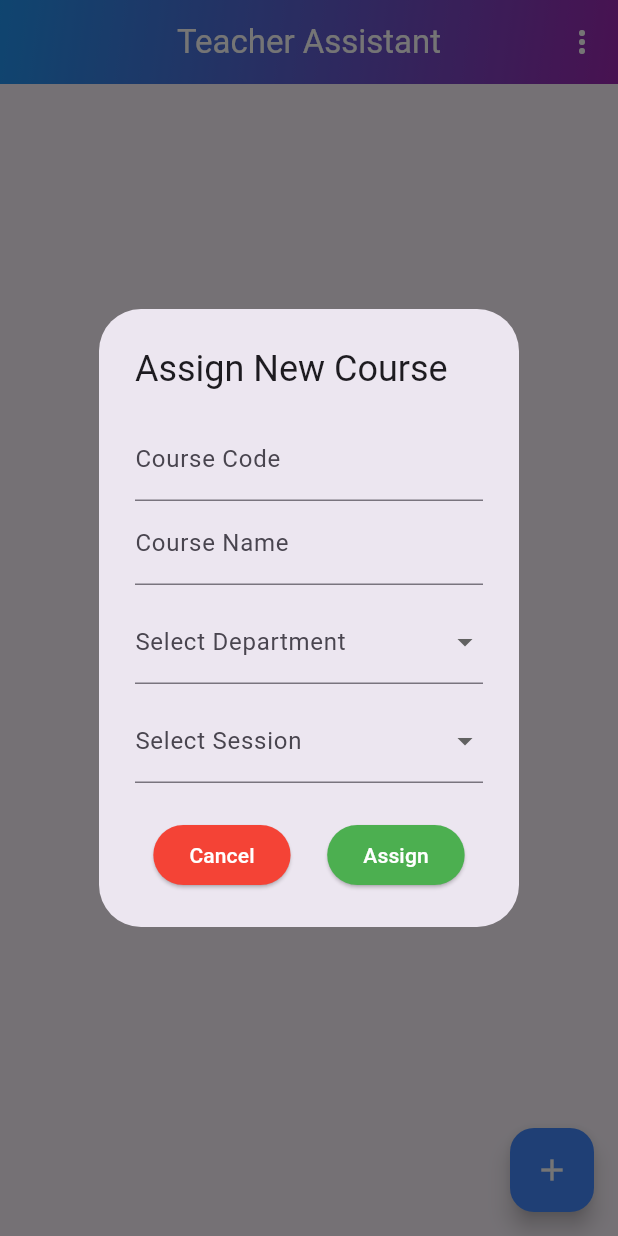
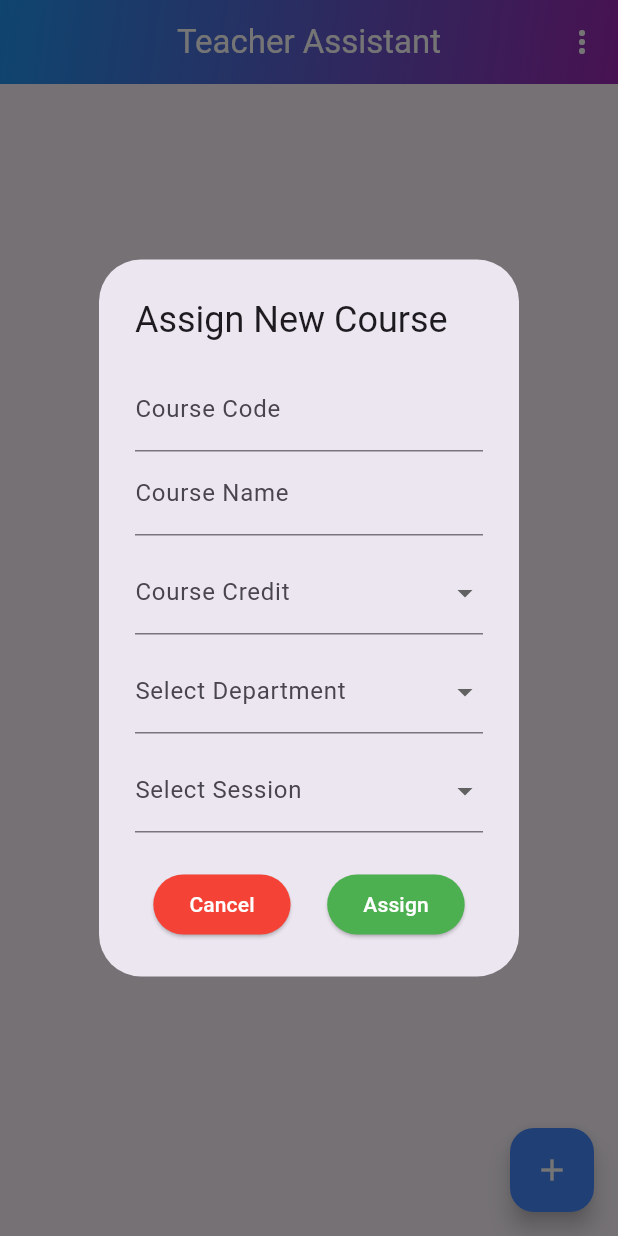
Before and after one commit to SRHridoy/HSTU_ATTENDANCE_TRACKER, a Flutter app: the HomeScreen screen opened directly, after a tap on the "add" icon, on a phone screen of 412 x 824 dp. Run offline on Flutter 3.47's test engine with Material 3 defaults, Android fonts, the light colour scheme and no system bars; our stand-ins replace file_picker, flutter_slidable, gap, google_fonts, loading_animation_widget, local_auth and 3 more; missing offline and left inert: excel; accounts and stored records are empty.

Commit message:
Added a Credit Dropdown and Please Create a Column Named COURSE_CREDIT then uncomment the lines in home_screen...

```diff
--- a/lib/screens/home_screen.dart
+++ b/lib/screens/home_screen.dart
@@ -220,6 +220,8 @@ class _HomeScreenState extends State<HomeScreen> {
   void showCourseDialog({Map<String, dynamic>? course}) {
     String? selectedBatch = course?[CourseDBHelper.COLUMN_BATCH_NAME];
     String? selectedSession = course?[CourseDBHelper.COLUMN_SESSION];
+    ///Dev khaled Create a Column named COLUMN_COURSE_CREDIT and then Uncomment the below line
+   // String? selectedCredit = course?[CourseDBHelper.COLUMN_COURSE_CREDIT];
 
     courseCodeController.text = course?[CourseDBHelper.COLUMN_COUSE_CODE] ?? '';
     courseNameController.text = course?[CourseDBHelper.COLUMN_COUSE_NAME] ?? '';
@@ -240,6 +242,24 @@ class _HomeScreenState extends State<HomeScreen> {
                 TextField(
                   controller: courseNameController,
                   decoration: InputDecoration(labelText: "Course Name"),
+                ),
+                SizedBox(height: 10),
+                DropdownButtonFormField<String>(
+                  decoration: InputDecoration(labelText: "Course Credit"),
+                  ///Dev khaled Uncomment the below line after creating the column
+                  // value: selectedCredit,
+                  items: ['2', '3']
+                      .map((credit) => DropdownMenuItem(
+                    value: credit,
+                    child: Text(credit),
+                  ))
+                      .toList(),
+                  onChanged: (value) {
+                    setState(() {
+                      ///Dev khaled Uncomment the below line after creating the column
+                      // selectedCredit = value;
+                    });
+                  },
                 ),
                 SizedBox(height: 10),
                 DropdownButtonFormField<String>(
```
